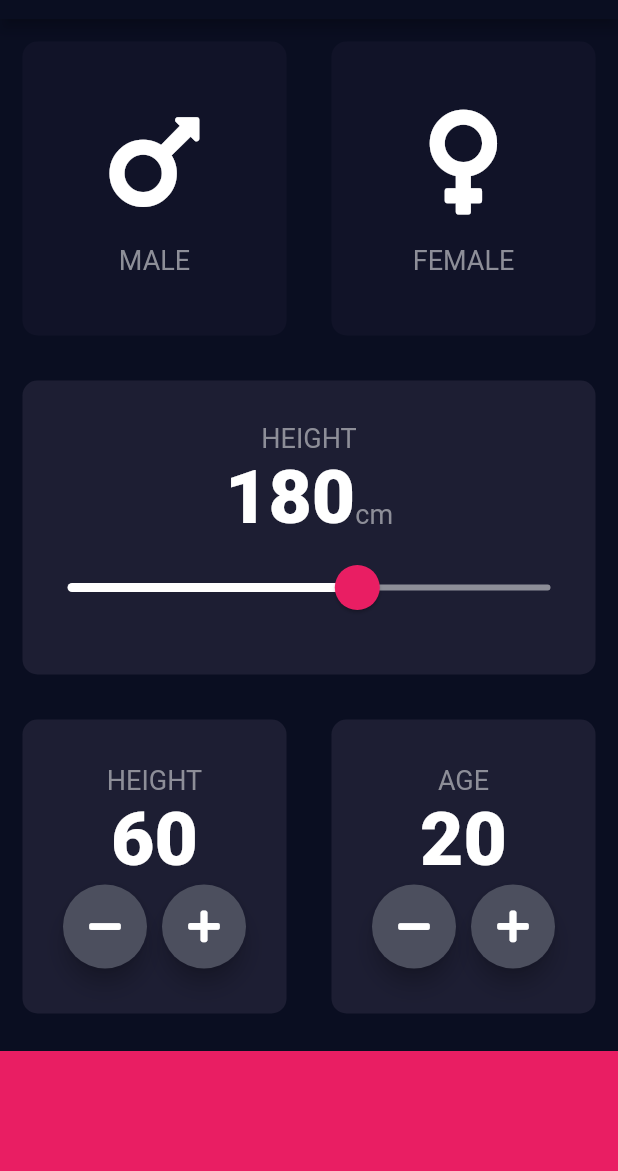
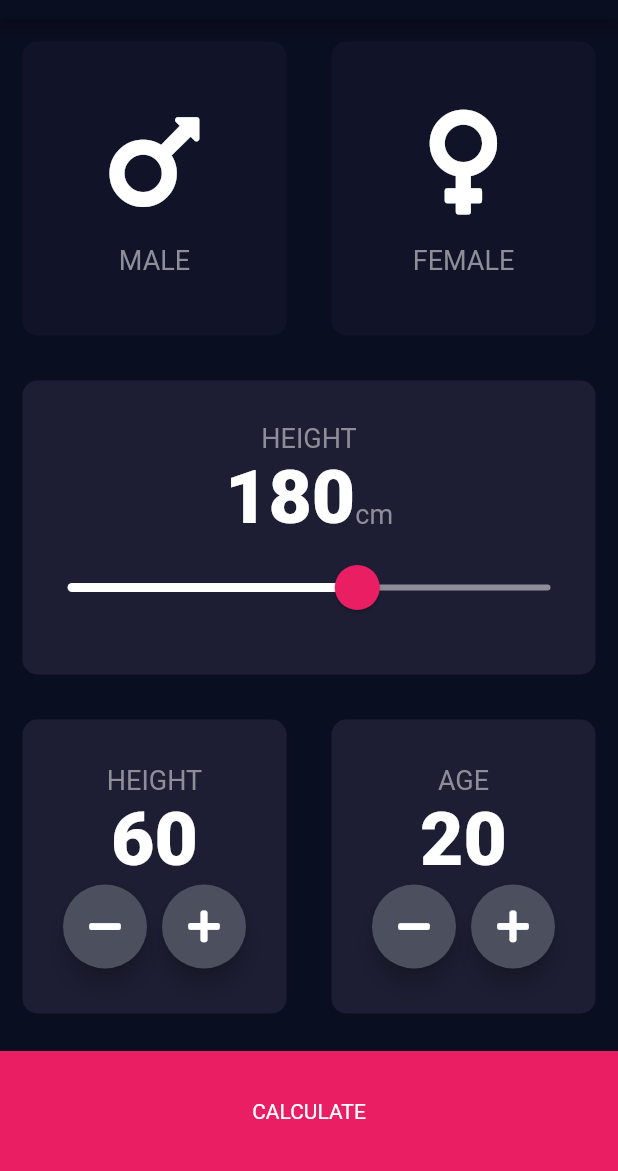
Before and after one commit to Tarlochan5268/BMI_Calculator_Flutter, a Flutter app: the screen it shows after launch, on a phone screen of 412 x 824 dp, the part 65-1236 px from its top. Run offline on Flutter 3.47's test engine with Material 2 defaults, Android fonts, the phone set to English and light mode, and no system bars; our stand-ins replace font_awesome_flutter.

```diff
--- a/lib/inputPage.dart
+++ b/lib/inputPage.dart
@@ -4,6 +4,7 @@ import 'package:bmi_calculator/ReusableCard.dart';
 import 'package:bmi_calculator/IconContent.dart';
 import 'constants.dart';
 import 'RoundIconCustomButton.dart';
+import 'ResultPage.dart';
 
 enum Gender { male, female }
 
@@ -208,11 +209,21 @@ class _InputPageState extends State<InputPage> {
               ],
             ),
           ),
-          Container(
-            color: kBottomContainerColour,
-            margin: EdgeInsets.only(top: 10),
-            width: double.infinity,
-            height: kBottomContainerHeight,
+          GestureDetector(
+            onTap: () {
+              Navigator.push(context,
+                  MaterialPageRoute(builder: (context) => ResultPage()));
+            },
+            child: Container(
+              alignment: Alignment.center,
+              color: kBottomContainerColour,
+              margin: EdgeInsets.only(top: 10),
+              width: double.infinity,
+              height: kBottomContainerHeight,
+              child: Text(
+                'CALCULATE',
+              ),
+            ),
           ),
         ],
       ),
```
